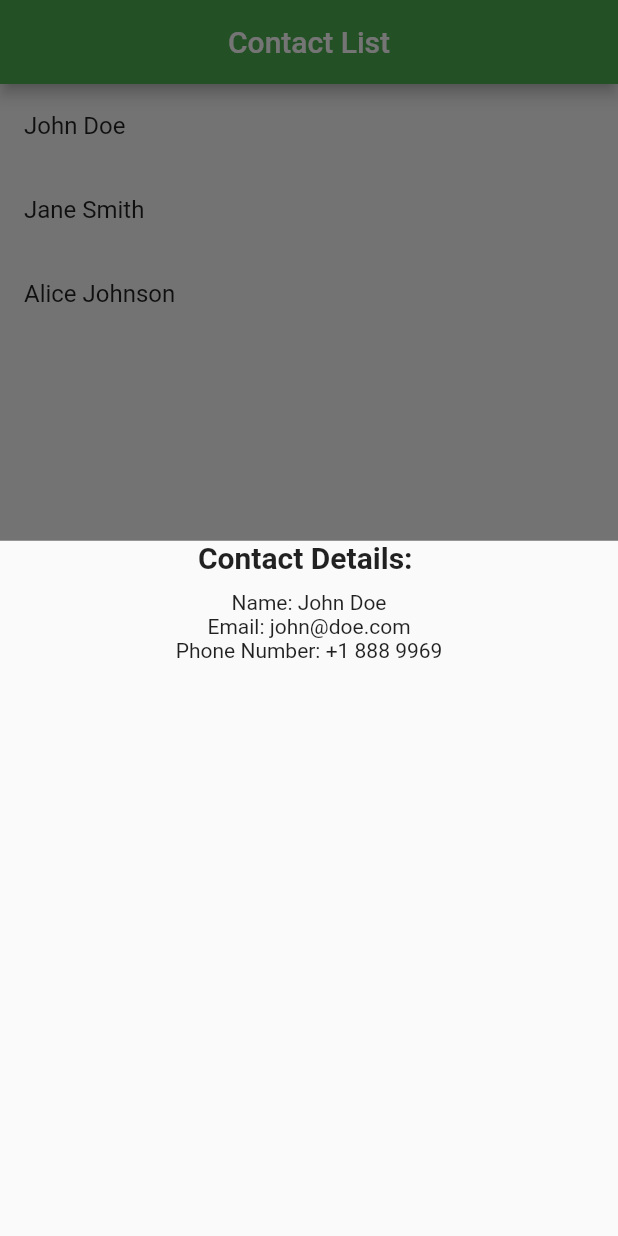
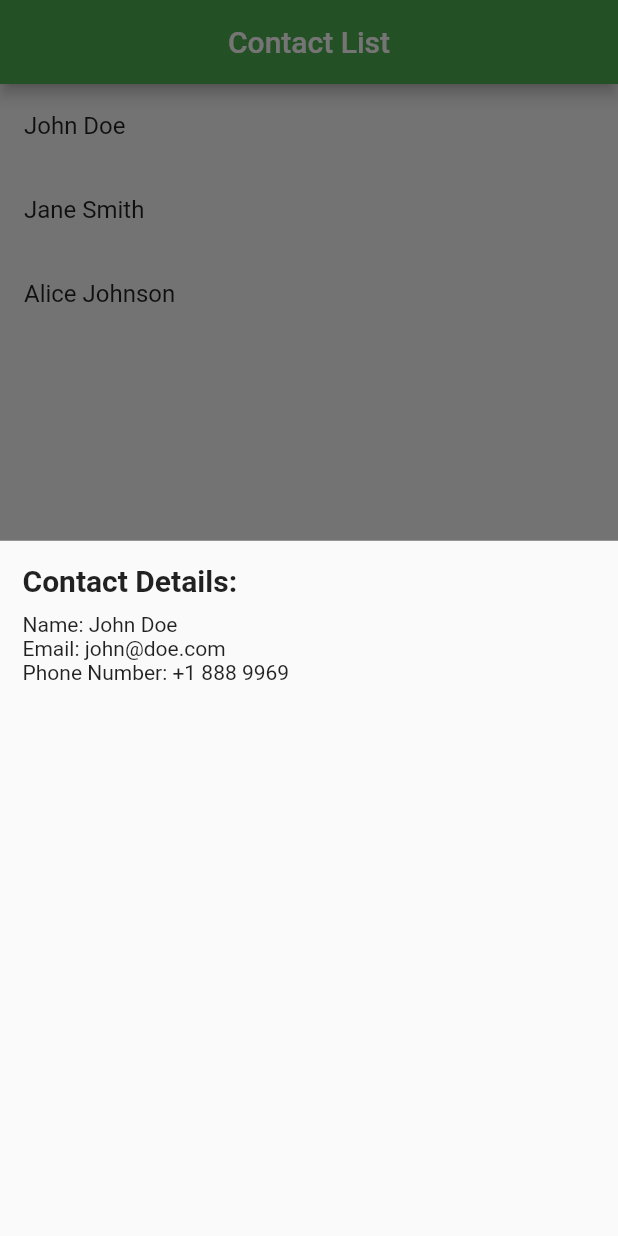
Before and after one commit to syfulsharif/liveTest8, a Flutter app: the screen it shows after launch, after a tap on "John Doe", on a phone screen of 412 x 824 dp. Run offline on Flutter 3.47's test engine with Material 2 defaults, Android fonts, the phone set to English and light mode, and no system bars.

Commit message:
Update contactlist.dart

```diff
--- a/lib/contactlist.dart
+++ b/lib/contactlist.dart
@@ -34,8 +34,11 @@ class _ContactListViewState extends State<ContactListView> {
                 showModalBottomSheet(
                     context: context,
                     builder: (context) {
-                      return Column(
-                        mainAxisAlignment: MainAxisAlignment.start,
+                      return Padding(
+                        padding: const EdgeInsets.all(15.0),
+                        child: Column(
+                          // mainAxisAlignment: MainAxisAlignment.start,
+                          crossAxisAlignment: CrossAxisAlignment.start,
                           children: [
                             const Text(
                               'Contact Details: ',
@@ -54,6 +57,7 @@ class _ContactListViewState extends State<ContactListView> {
                             Text('Email: ${contactList[index].email}'),
                             Text('Phone Number: ${contactList[index].phone}'),
                           ],
+                        ),
                       );
                     });
               },
```
Lines whose indentation alone changed are shown as unchanged.
